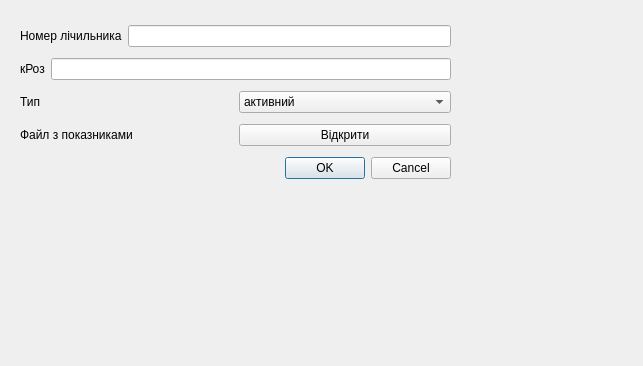
Qt form dialog.ui (kegarlv/DPLDC) before a commit.
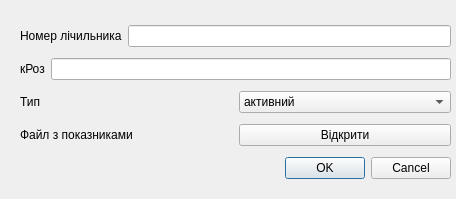
The same form after that commit.

What changed in the file:
```diff
--- a/dialog.ui
+++ b/dialog.ui
@@ -6,8 +6,8 @@
    <rect>
     <x>0</x>
     <y>0</y>
-    <width>643</width>
-    <height>366</height>
+    <width>456</width>
+    <height>199</height>
    </rect>
   </property>
   <property name="windowTitle">
```
